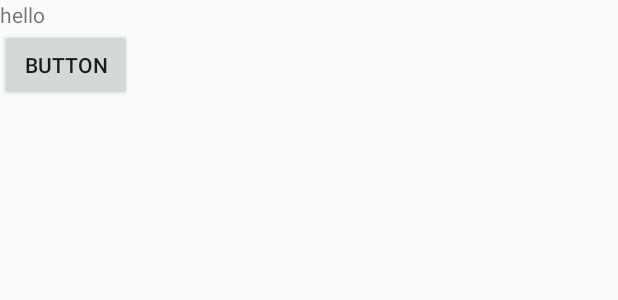
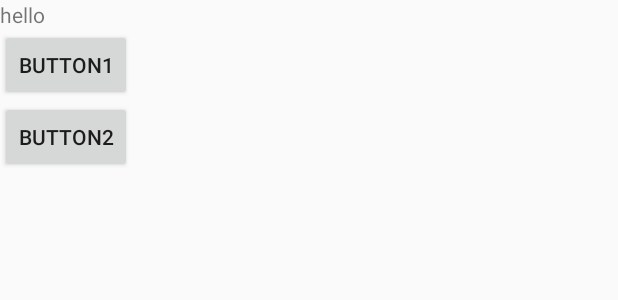
Before and after one commit to CoderZWei/android_example, an Android app: the layout widget_layout.xml on its own in the app's theme, with its tools: preview values and no code run, on a phone screen of 412 x 824 dp. Shown: the top 300 px of the screen. Run offline under Robolectric (Android 15) with nearby library versions, the phone set to English and light mode, and no system bars.

Commit message:
update Widget example

```diff
--- a/Widget/WidgetExample/app/src/main/res/layout/widget_layout.xml
+++ b/Widget/WidgetExample/app/src/main/res/layout/widget_layout.xml
@@ -12,8 +12,13 @@
 
         />
     <Button
-        android:id="@+id/mBtn"
+        android:id="@+id/mBtn1"
         android:layout_width="wrap_content"
         android:layout_height="wrap_content"
-        android:text="Button"/>
+        android:text="Button1"/>
+    <Button
+        android:id="@+id/mBtn2"
+        android:layout_width="wrap_content"
+        android:layout_height="wrap_content"
+        android:text="Button2"/>
 </LinearLayout>
```
Also changed, not shown: Widget/WidgetExample/app/src/main/AndroidManifest.xml (+5 -10 lines), Widget/WidgetExample/app/src/main/java/com/example/zw/widgetexample/MyWidgetProvider.java (+34 -9 lines), 1 other file.
